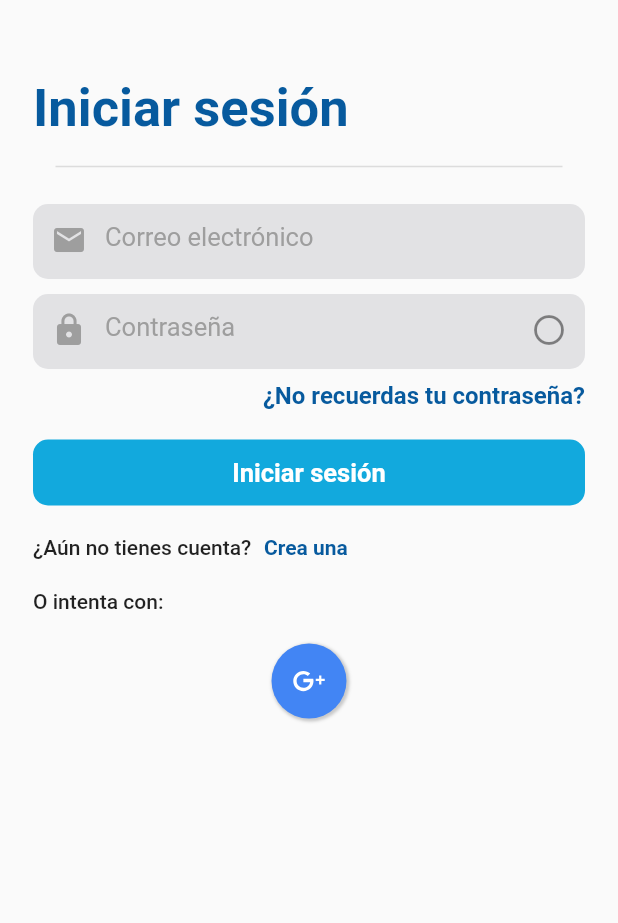
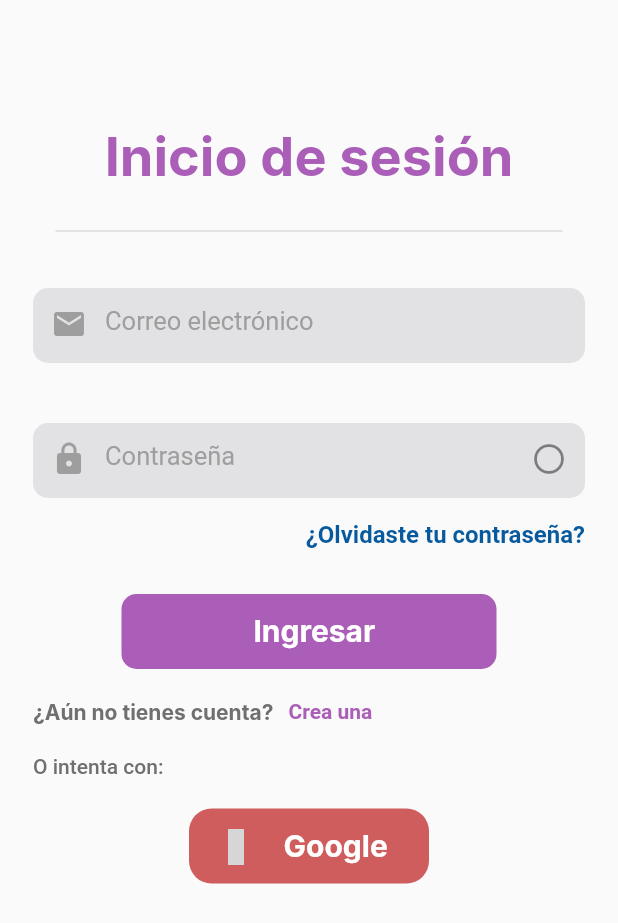
Before and after one commit to 203459/arttech-frontend, a Flutter app: the screen it shows after launch, on a phone screen of 412 x 824 dp. Shown: the top 923 px of the screen. Run offline on Flutter 3.47's test engine with Material 2 defaults, Android fonts, the phone set to English and light mode, and no system bars; our stand-ins replace bloc, cached_network_image, cloud_firestore, equatable, firebase_auth, firebase_core and 7 more; accounts and stored records are empty; Roboto replaces fonts that are missing (Inter); grey boxes are pictures that could not be loaded.

Commit message:
se cambio el diseño de login

```diff
--- a/lib/features/AuthUsers/Presentation/pages/login_page.dart
+++ b/lib/features/AuthUsers/Presentation/pages/login_page.dart
@@ -76,30 +76,32 @@ class _LoginPageState extends State<LoginPage> {
         child: Column(
           children: <Widget>[
             SizedBox(
-              height: 20,
+              width: 292,
+              height: 50,
             ),
             Container(
-                alignment: Alignment.topLeft,
               child: Text(
-                  'Iniciar sesión',
+                'Inicio de sesión',
+                textAlign: TextAlign.center,
                 style: TextStyle(
-                      fontSize: 35,
+                  color: Color(0xFFAA5EB7),
+                  fontSize: 36,
+                  fontFamily: 'Inter',
                   fontWeight: FontWeight.w700,
-                      color: darkPrimaryColor),
-                )),
+                  height: 0,
+                ),
+              ),
+            ),
             SizedBox(
-              height: 10,
+              height: 20,
             ),
             Divider(
               thickness: 1,
               endIndent: 15,
               indent: 15,
             ),
-            // Container(
-            //   child: SvgPicture.asset('assets/login_image.svg'),
-            // ),
             SizedBox(
-              height: 17,
+              height: 30,
             ),
             Container(
               height: 50,
@@ -125,7 +127,7 @@ class _LoginPageState extends State<LoginPage> {
               ),
             ),
             SizedBox(
-              height: 10,
+              height: 40,
             ),
             Container(
               height: 50,
@@ -162,7 +164,7 @@ class _LoginPageState extends State<LoginPage> {
               ),
             ),
             SizedBox(
-              height: 8,
+              height: 15,
             ),
             Align(
               alignment: Alignment.topRight,
@@ -171,7 +173,7 @@ class _LoginPageState extends State<LoginPage> {
                   Navigator.pushNamed(context, PageConst.forgotPage);
                 },
                 child: Text(
-                  '¿No recuerdas tu contraseña?',
+                  '¿Olvidaste tu contraseña?',
                   style: TextStyle(
                       color: darkPrimaryColor,
                       fontSize: 16,
@@ -180,29 +182,53 @@ class _LoginPageState extends State<LoginPage> {
               ),
             ),
             SizedBox(
-              height: 20,
+              height: 30,
             ),
             InkWell(
                 onTap: () {
                   _submitLogin();
                 },
                 child: Container(
-                alignment: Alignment.center,
-                height: 44,
-                width: MediaQuery.of(context).size.width,
-                decoration: BoxDecoration(
-                  color: Color.fromRGBO(18, 169, 221, 1),
-                  borderRadius: BorderRadius.all(Radius.circular(10)),
-                ),
-                child: Text(
-                  'Iniciar sesión',
-                  style: TextStyle(
-                      fontSize: 17,
-                      fontWeight: FontWeight.w700,
-                      color: Colors.white),
+                  width: 250,
+                  height: 50,
+                  child: Stack(
+                    children: [
+                      Positioned(
+                        left: 0,
+                        top: 0,
+                        child: Container(
+                          width: 250,
+                          height: 50,
+                          decoration: ShapeDecoration(
+                            color: Color(0xFFAA5EB7),
+                            shape: RoundedRectangleBorder(
+                              borderRadius: BorderRadius.circular(10),
                             ),
                           ),
                         ),
+                      ),
+                      Positioned(
+                        left: 58.96,
+                        top: 13,
+                        child: SizedBox(
+                          width: 139.17,
+                          height: 25,
+                          child: Text(
+                            'Ingresar',
+                            textAlign: TextAlign.center,
+                            style: TextStyle(
+                              color: Colors.white,
+                              fontSize: 20,
+                              fontFamily: 'Inter',
+                              fontWeight: FontWeight.w700,
+                              height: 0,
+                            ),
+                          ),
+                        ),
+                      ),
+                    ],
+                  ),
+                )),
             SizedBox(
               height: 20,
             ),
@@ -212,24 +238,29 @@ class _LoginPageState extends State<LoginPage> {
                 children: <Widget>[
                   Text(
                     "¿Aún no tienes cuenta?",
-                    style: TextStyle(fontSize: 14, fontWeight: FontWeight.w500),
+                    style: TextStyle(
+                        color: Color(0xFF6F6F6F),
+                        fontSize: 14,
+                        fontFamily: 'Inter',
+                        fontWeight: FontWeight.w700,
+                        height: 0),
                   ),
                   SizedBox(
-                    width: 5,
+                    width: 10,
                   ),
                   InkWell(
                     onTap: () {
-                      //Navigator.pushNamedAndRemoveUntil(context, "/registration", (route) => false);
                       Navigator.pushNamed(context, PageConst.registrationPage);
                     },
                     child: Text(
-                      ' Crea una',
+                      'Crea una',
                       style: TextStyle(
                         fontSize: 14,
                         fontWeight: FontWeight.w700,
-                          color: darkPrimaryColor),
+                        color: Color(0xFFAA5EB7),
                       ),
                     ),
+                  )
                 ],
               ),
             ),
@@ -243,9 +274,11 @@ class _LoginPageState extends State<LoginPage> {
                   Align(
                     alignment: Alignment.centerLeft,
                     child: Text(
-                      "O intenta con:",
-                      style:
-                          TextStyle(fontSize: 14, fontWeight: FontWeight.w500),
+                      "O intenta con: ",
+                      style: TextStyle(
+                          color: Color(0xFF6F6F6F),
+                          fontSize: 14,
+                          fontWeight: FontWeight.w500),
                     ),
                   ),
                   SizedBox(height: 20),
@@ -254,24 +287,65 @@ class _LoginPageState extends State<LoginPage> {
                       BlocProvider.of<CredentialCubit>(context)
                           .googleAuthSubmit();
                     },
+
                     child: Container(
+                      width: 160,
                       height: 50,
-                      width: 50,
-                      decoration: BoxDecoration(
-                          color: Color.fromRGBO(66, 133, 244, 1),
-                          shape: BoxShape.circle,
-                          boxShadow: [
-                            BoxShadow(
-                              color: Colors.black.withOpacity(.2),
-                              offset: Offset(1.0, 1.0),
-                              spreadRadius: 1,
-                              blurRadius: 1,
-                            )
-                          ]),
+
+                      child: Stack(
+                        children: [
+                          Positioned(
+                            left: 0,
+                            top: 0,
+                            child: Container(
+                              width: 160,
+                              height: 50,
+                              decoration: ShapeDecoration(
+                                color: Color(0xFFD05D5D),
+                                shape: RoundedRectangleBorder(
+                                  borderRadius: BorderRadius.circular(15),
+                                ),
+                              ),
+                            ),
+                          ),
+                          Positioned(
+                            left: 14,
+                            top: 8,
+                            child: Container(
+                              width: 35,
+                              height: 35,
+                              padding: const EdgeInsets.only(
+                                top: 2.92,
+                                left: 2.96,
+                                right: 3.65,
+                                bottom: 2.92,
+                              ),
+                              clipBehavior: Clip.antiAlias,
+                              decoration: BoxDecoration(),
                               child: Icon(
-                        LineIcons.googlePlusG,
+                        LineIcons.googleLogo,
                         color: Colors.white,
                       ),
+                            ),
+                          ),
+                          Positioned(
+                            left: 63,
+                            top: 13,
+                            child: Text(
+                              'Google',
+                              textAlign: TextAlign.center,
+                              style: TextStyle(
+                                color: Colors.white,
+                                fontSize: 20,
+                                fontFamily: 'Inter',
+                                fontWeight: FontWeight.w700,
+                                height: 0,
+                              ),
+                            ),
+                          ),
+                        ],
+                      ),
+
                     ),
                   ),
                 ],
--- a/pubspec.yaml
+++ b/pubspec.yaml
@@ -60,6 +60,7 @@ dependencies:
   geolocator: ^9.0.2
 
 dev_dependencies:
+  watcher: ^1.1.0
   flutter_test:
     sdk: flutter
 
@@ -111,3 +112,6 @@ flutter:
   #
   # For details regarding fonts from package dependencies,
   # see https://flutter.dev/custom-fonts/#from-packages
+scripts:
+  watch:
+    command: watcher -c "flutter run"
```
Also changed, not shown: pubspec.lock, 6 other files. Lines whose indentation alone changed are shown as unchanged.
